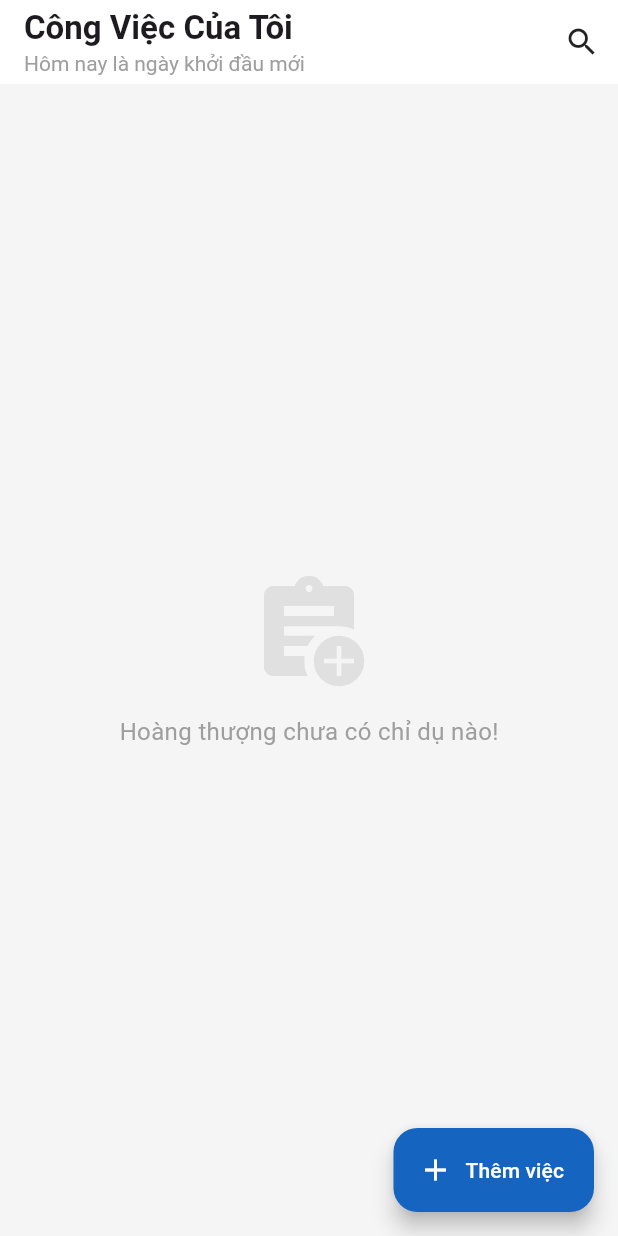
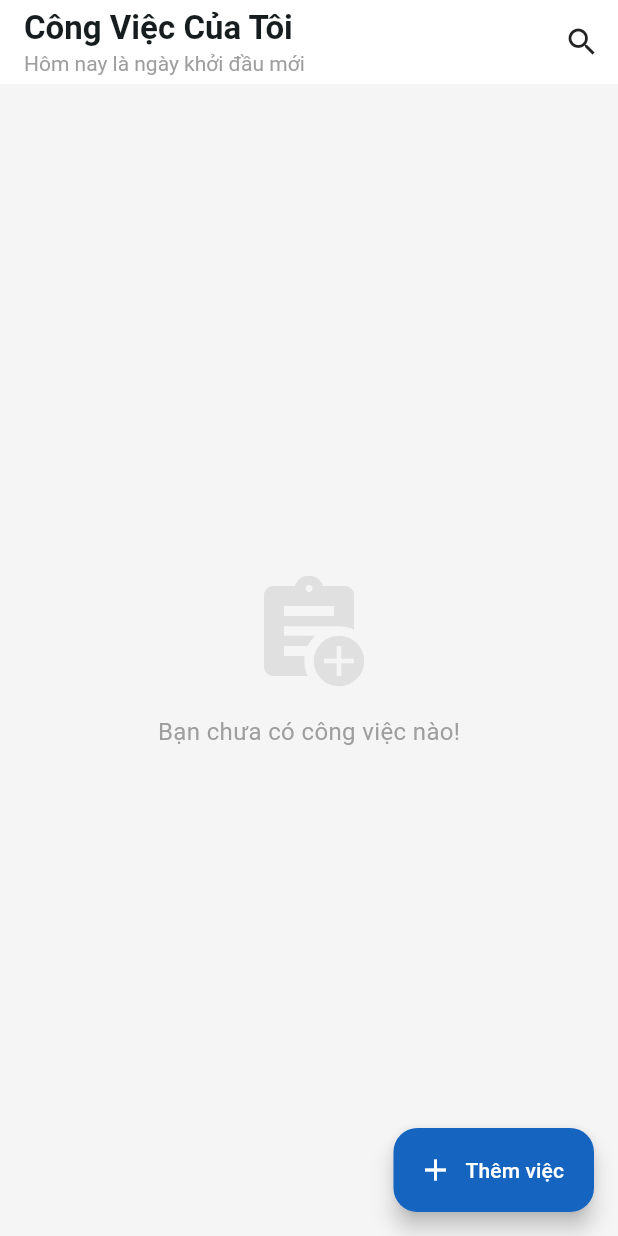
Before and after one commit to nvthih24/offline-task-planner, a Flutter app: the screen it shows after launch, on a phone screen of 412 x 824 dp. Run offline on Flutter 3.47's test engine with Material 3 defaults, Android fonts, the phone set to English and light mode, and no system bars; our stand-ins replace flutter_slidable, hive, hive_flutter; accounts and stored records are empty.

Commit message:
Sua xong chuc nang sua

```diff
--- a/offlinetaskplanner/lib/core/constants/app_colors.dart
+++ b/offlinetaskplanner/lib/core/constants/app_colors.dart
@@ -2,6 +2,11 @@ import 'package:flutter/material.dart';
 
 class AppColors {
   static const Color primary = Color.fromARGB(255, 115, 201, 216);
-  static const Color background = Color(0xFFF5F5F5);
-  static const Color textPrimary = Color(0xFF000000);
+  static const Color orange = Color(
+    0xFFFF8746,
+  ); // Màu cam (cho task quan trọng)
+  static const Color pink = Color(0xFFFF4667); // Màu hồng (cho cảnh báo)
+  static const Color grey = Color(0xFF121212); // Màu đen xám (Text)
+  static const Color greyText = Color(0xFFBDBDBD); // Màu xám nhạt (Note)
+  static const Color background = Color(0xFFF8F9FA);
 }
--- a/offlinetaskplanner/lib/main.dart
+++ b/offlinetaskplanner/lib/main.dart
@@ -4,14 +4,21 @@ import 'package:provider/provider.dart'; // Import thêm Provider
 import 'data/models/task_model.dart';
 import 'providers/task_provider.dart'; // Import file provider vừa tạo
 import 'screens/home_screen.dart';
+import 'core/constants/app_colors.dart';
+
 const String taskBoxName = 'tasks';
 
 void main() async {
+  WidgetsFlutterBinding.ensureInitialized();
   await Hive.initFlutter();
   Hive.registerAdapter(TaskAdapter());
   await Hive.openBox<Task>(taskBoxName);
-
-  runApp(const MyApp());
+  runApp(
+    MultiProvider(
+      providers: [ChangeNotifierProvider(create: (_) => TaskProvider())],
+      child: const MyApp(),
+    ),
+  );
 }
 
 class MyApp extends StatelessWidget {
@@ -19,22 +26,17 @@ class MyApp extends StatelessWidget {
 
   @override
   Widget build(BuildContext context) {
-    // Dùng MultiProvider để bọc toàn bộ app
-    return MultiProvider(
-      providers: [
-        // Khởi tạo TaskProvider và gọi luôn hàm getTasks() để load dữ liệu ngay khi mở app
-        ChangeNotifierProvider(create: (_) => TaskProvider()..getTasks()),
-      ],
-      child: MaterialApp(
-        debugShowCheckedModeBanner: false,
-        title: 'Offline Task Planner',
-        theme: ThemeData(
-          primarySwatch: Colors.blue,
-          useMaterial3: true,
-        ),
-        // Thay vì hiển thị Text, ta sẽ trỏ tới HomeScreen (sẽ làm ở bước sau)
-        home: const HomeScreen(),
+    return MaterialApp(
+      debugShowCheckedModeBanner: false,
+      title: 'Task Planner',
+      theme: ThemeData(
+        // Cấu hình màu sắc chung
+        primaryColor: AppColors.primary,
+        useMaterial3: true,
+        scaffoldBackgroundColor: AppColors.background,
+        colorScheme: ColorScheme.fromSeed(seedColor: AppColors.primary),
       ),
+      home: const HomeScreen(),
     );
   }
 }
--- a/offlinetaskplanner/lib/providers/task_provider.dart
+++ b/offlinetaskplanner/lib/providers/task_provider.dart
@@ -55,9 +55,7 @@ class TaskProvider extends ChangeNotifier {
   // === CHIÊU 2: XÓA (DELETE) ===
   Future<void> deleteTask(String id) async {
     // Tìm task trong box để xóa
-    final taskToDelete = _box.values.firstWhere(
-      (element) => element.id == id,
-    );
+    final taskToDelete = _box.values.firstWhere((element) => element.id == id);
     await taskToDelete.delete();
     getTasks();
   }
--- a/offlinetaskplanner/lib/screens/home_screen.dart
+++ b/offlinetaskplanner/lib/screens/home_screen.dart
@@ -23,10 +23,14 @@ class _HomeScreenState extends State<HomeScreen> {
         title: const Column(
           crossAxisAlignment: CrossAxisAlignment.start,
           children: [
-            Text('Công Việc Của Tôi',
-                style: TextStyle(fontWeight: FontWeight.bold, fontSize: 22)),
-            Text('Hôm nay là ngày khởi đầu mới',
-                style: TextStyle(fontSize: 14, color: Colors.grey)),
+            Text(
+              'Công Việc Của Tôi',
+              style: TextStyle(fontWeight: FontWeight.bold, fontSize: 22),
+            ),
+            Text(
+              'Hôm nay là ngày khởi đầu mới',
+              style: TextStyle(fontSize: 14, color: Colors.grey),
+            ),
           ],
         ),
         backgroundColor: Colors.white,
@@ -51,8 +55,10 @@ class _HomeScreenState extends State<HomeScreen> {
                 children: [
                   Icon(Icons.assignment_add, size: 80, color: Colors.grey[300]),
                   const SizedBox(height: 16),
-                  Text("Hoàng thượng chưa có chỉ dụ nào!",
-                      style: TextStyle(color: Colors.grey[500], fontSize: 16)),
+                  Text(
+                    "Bạn chưa có công việc nào!",
+                    style: TextStyle(color: Colors.grey[500], fontSize: 16),
+                  ),
                 ],
               ),
             );
@@ -85,7 +91,11 @@ class _HomeScreenState extends State<HomeScreen> {
     );
   }
 
-  Widget _buildTaskItem(BuildContext context, Task task, TaskProvider provider) {
+  Widget _buildTaskItem(
+    BuildContext context,
+    Task task,
+    TaskProvider provider,
+  ) {
     // Dùng DateFormat từ package intl để format ngày tháng
     String formattedDate = DateFormat('dd/MM HH:mm').format(task.date);
 
@@ -101,8 +111,8 @@ class _HomeScreenState extends State<HomeScreen> {
           motion: const ScrollMotion(),
           extentRatio: 0.5, // Chiếm 50% chiều rộng để đủ chỗ cho 2 nút
           children: [
-             // NÚT SỬA (Màu Xanh)
-             SlidableAction(
+            // NÚT SỬA (Màu Xanh)
+            SlidableAction(
               onPressed: (context) {
                 showModalBottomSheet(
                   context: context,
@@ -116,7 +126,9 @@ class _HomeScreenState extends State<HomeScreen> {
               icon: Icons.edit,
               label: 'Sửa',
               // Bo góc trái cho đẹp
-              borderRadius: const BorderRadius.horizontal(left: Radius.circular(12)),
+              borderRadius: const BorderRadius.horizontal(
+                left: Radius.circular(12),
+              ),
             ),
 
             // NÚT XÓA (Màu Đỏ)
@@ -124,7 +136,11 @@ class _HomeScreenState extends State<HomeScreen> {
               onPressed: (context) {
                 provider.deleteTask(task.id);
                 ScaffoldMessenger.of(context).showSnackBar(
-                    const SnackBar(content: Text("Đã trảm công việc!"), duration: Duration(seconds: 1)));
+                  const SnackBar(
+                    content: Text("Đã xóa công việc!"),
+                    duration: Duration(seconds: 1),
+                  ),
+                );
               },
               backgroundColor: Colors.redAccent,
               foregroundColor: Colors.white,
@@ -158,21 +174,28 @@ class _HomeScreenState extends State<HomeScreen> {
             ),
           ),
           child: ListTile(
-            contentPadding: const EdgeInsets.symmetric(horizontal: 16, vertical: 8),
+            contentPadding: const EdgeInsets.symmetric(
+              horizontal: 16,
+              vertical: 8,
+            ),
             leading: Checkbox(
               value: task.isCompleted,
               activeColor: _getPriorityColor(task.colorIndex),
               onChanged: (value) {
                 provider.toggleTaskStatus(task.id);
               },
-              shape: RoundedRectangleBorder(borderRadius: BorderRadius.circular(4)),
+              shape: RoundedRectangleBorder(
+                borderRadius: BorderRadius.circular(4),
+              ),
             ),
             title: Text(
               task.title,
               style: TextStyle(
                 fontSize: 16,
                 fontWeight: FontWeight.w600,
-                decoration: task.isCompleted ? TextDecoration.lineThrough : null,
+                decoration: task.isCompleted
+                    ? TextDecoration.lineThrough
+                    : null,
                 color: task.isCompleted ? Colors.grey : Colors.black87,
               ),
             ),
@@ -207,11 +230,16 @@ class _HomeScreenState extends State<HomeScreen> {
 
   Color _getPriorityColor(int index) {
     switch (index) {
-      case 0: return Colors.blue;
-      case 1: return Colors.orange;
-      case 2: return Colors.red;
-      case 3: return Colors.green;
-      default: return Colors.blue;
+      case 0:
+        return Colors.blue;
+      case 1:
+        return Colors.orange;
+      case 2:
+        return Colors.red;
+      case 3:
+        return Colors.green;
+      default:
+        return Colors.blue;
     }
   }
 }
```
Also changed, not shown: offlinetaskplanner/lib/features/dashboard/widgets/task_tile.dart (added, +116 -0 lines), offlinetaskplanner/lib/widgets/add_task_sheet.dart (+87 -32 lines), offlinetaskplanner/lib/app.dart (deleted).
